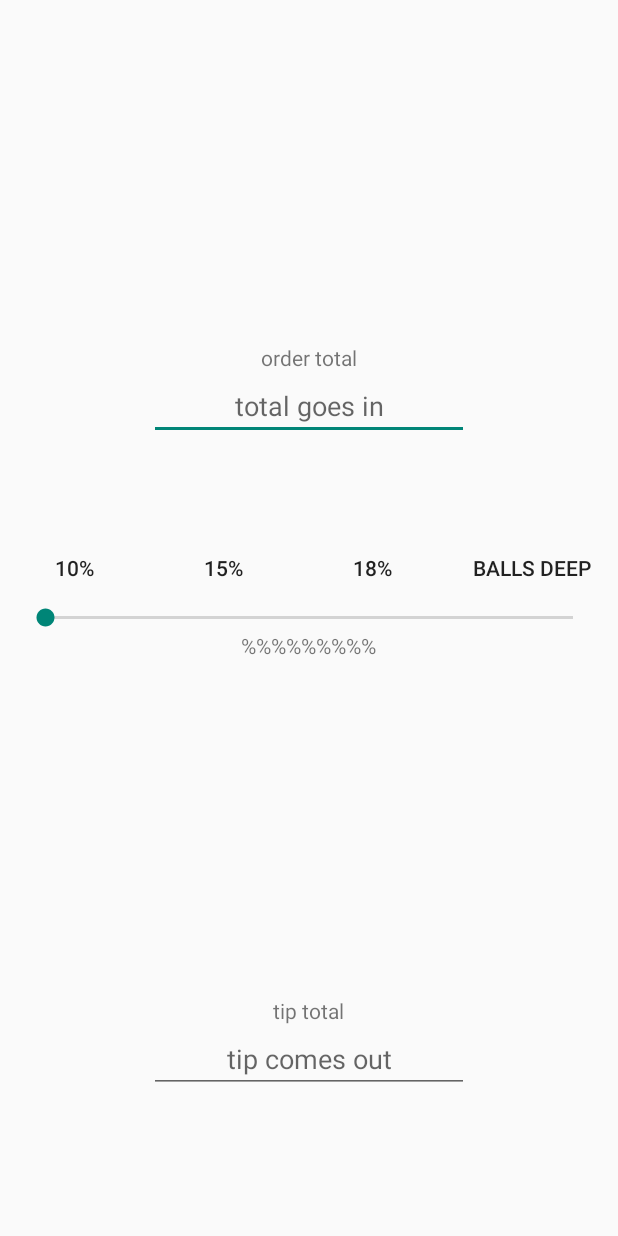
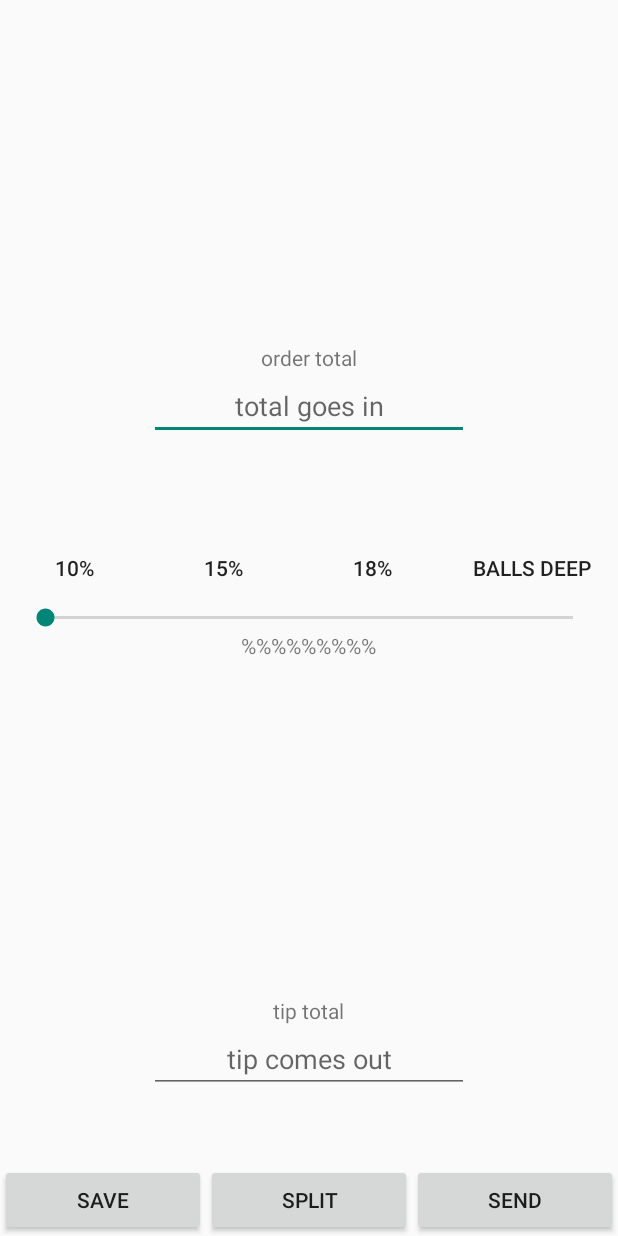
Before and after one commit to mfukano/JustTheTip, an Android app: the PayConfigActivity screen opened directly, with no data from a screen before it, on a phone screen of 412 x 824 dp. Run offline under Robolectric (Android 15) with nearby library versions, the phone set to English and light mode, and no system bars.

Commit message:
Added buttons to

```diff
--- a/app/src/main/res/layout/activity_payment.xml
+++ b/app/src/main/res/layout/activity_payment.xml
@@ -131,5 +131,36 @@
         android:layout_alignParentBottom="true"
         android:layout_centerHorizontal="true" />
 
+    <LinearLayout
+        android:orientation="horizontal"
+        android:layout_width="match_parent"
+        android:layout_height="match_parent"
+        android:layout_alignTop="@+id/tipOut">
+
+        <Button
+            android:layout_width="wrap_content"
+            android:layout_height="wrap_content"
+            android:text="save"
+            android:id="@+id/saveButton"
+            android:layout_gravity="bottom"
+            android:layout_weight="0.33" />
+
+        <Button
+            android:layout_width="wrap_content"
+            android:layout_height="wrap_content"
+            android:text="split"
+            android:id="@+id/splitButton"
+            android:layout_gravity="bottom"
+            android:layout_weight="0.33" />
+
+        <Button
+            android:layout_width="wrap_content"
+            android:layout_height="wrap_content"
+            android:text="send"
+            android:id="@+id/sendButton"
+            android:layout_gravity="bottom"
+            android:layout_weight="0.33" />
+    </LinearLayout>
+
 
 </RelativeLayout>
```
Also changed, not shown: app/src/main/java/xyz/skylar/justthetip/PayConfigActivity.java (+83 -0 lines).
